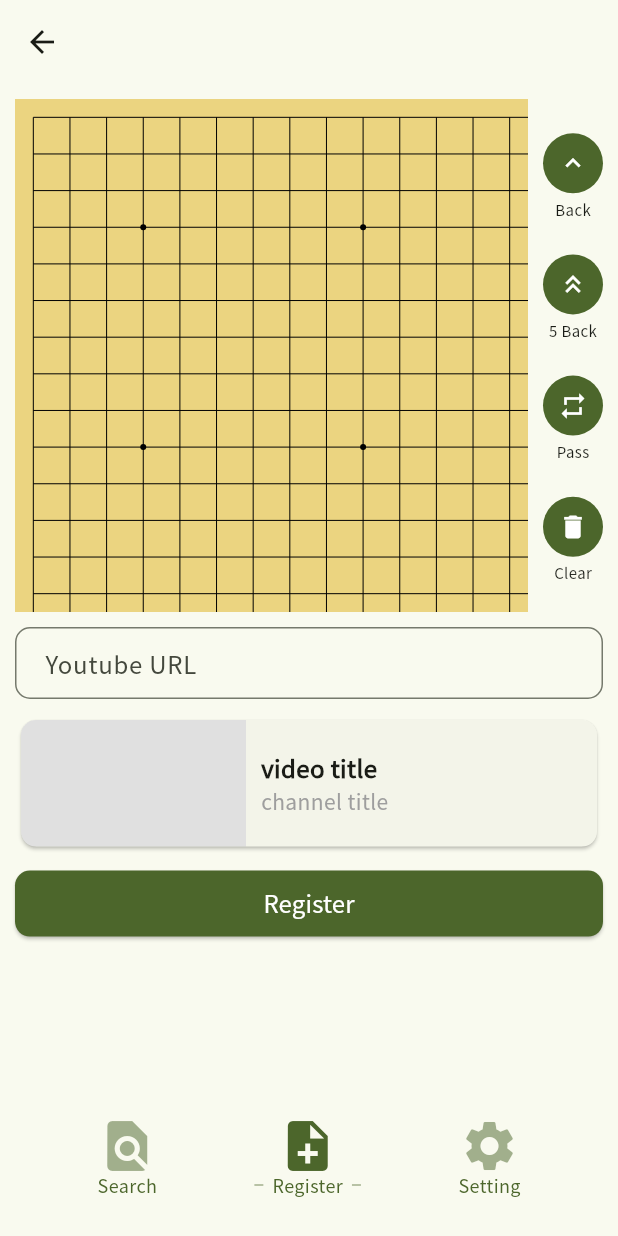
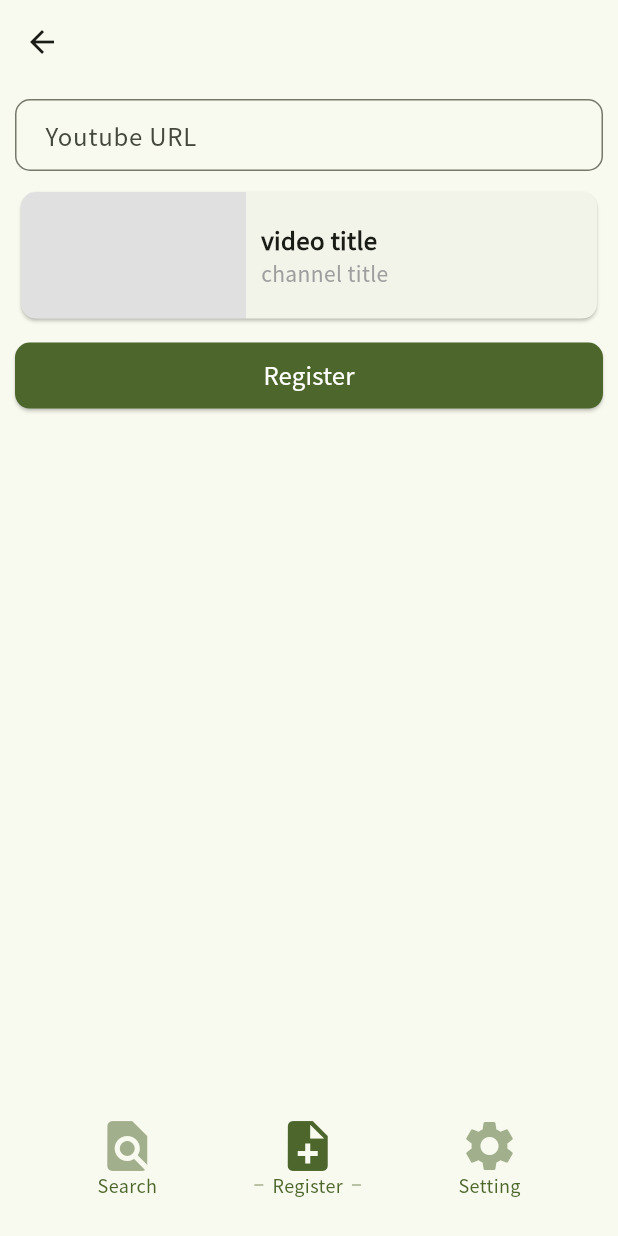
Before and after one commit to usatyo/sugomori, a Flutter app: the RegisterPage screen opened by its route, on a phone screen of 412 x 824 dp. Run offline on Flutter 3.47's test engine with Material 3 defaults, Android fonts, the phone set to English and light mode, and no system bars; our stand-ins replace google_fonts, shared_preferences, youtube_player_flutter; missing offline and left inert: flutter_scroll_shadow; accounts and stored records are empty.

Commit message:
add prod-dev

```diff
--- a/frontend/lib/l10n/app_ja.arb
+++ b/frontend/lib/l10n/app_ja.arb
@@ -1,7 +1,7 @@
 {
   "@@locale":"ja",
   "menu_search": "定石検索",
-  "menu_register": "定石登録",
+  "menu_register": "新規登録",
   "menu_setting": "設定",
   "title_setting": "設定",
   "button_search": "検索",
--- a/frontend/lib/page/register_page.dart
+++ b/frontend/lib/page/register_page.dart
@@ -55,10 +55,10 @@ class _RegisterPageState extends State<RegisterPage> {
         child: Column(
           spacing: 10,
           children: [
-            Container(
-              alignment: Alignment.center,
-              child: Goban(joseki: joseki),
-            ),
+            // Container(
+            //   alignment: Alignment.center,
+            //   child: Goban(joseki: joseki),
+            // ),
             TextField(
               onChanged: onChangeUrl,
               decoration: InputDecoration(
```
Also changed, not shown: frontend/lib/services/joseki_api_service.dart (+18 -6 lines), 2 other files.
